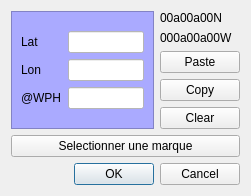
The window that src/Ui/WP_dialog.ui (nohal/qtVlm) describes before a commit, drawn with Qt 5.
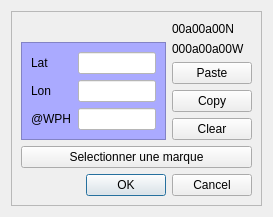
The same window after the commit.

The edit to the form file:
```diff
--- a/src/Ui/WP_dialog.ui
+++ b/src/Ui/WP_dialog.ui
@@ -6,27 +6,29 @@
    <rect>
     <x>0</x>
     <y>0</y>
-    <width>251</width>
-    <height>171</height>
+    <width>273</width>
+    <height>217</height>
    </rect>
   </property>
   <property name="windowTitle">
    <string>Mon WP</string>
   </property>
   <layout class="QGridLayout" name="gridLayout">
-   <item row="2" column="1">
-    <widget class="QPushButton" name="btn_paste">
-     <property name="font">
-      <font>
-       <weight>50</weight>
-       <bold>false</bold>
-      </font>
+   <item row="1" column="0">
+    <widget class="QScrollArea" name="scrollArea">
+     <property name="widgetResizable">
+      <bool>true</bool>
      </property>
-     <property name="text">
-      <string>Paste</string>
-     </property>
-    </widget>
-   </item>
+     <widget class="QWidget" name="scrollAreaWidgetContents">
+      <property name="geometry">
+       <rect>
+        <x>0</x>
+        <y>0</y>
+        <width>253</width>
+        <height>197</height>
+       </rect>
+      </property>
+      <layout class="QGridLayout" name="gridLayout_2">
    <item row="0" column="1">
     <widget class="QLabel" name="WP_conv_lat">
      <property name="font">
@@ -40,20 +42,7 @@
      </property>
     </widget>
    </item>
-   <item row="3" column="1">
-    <widget class="QPushButton" name="btn_paste_2">
-     <property name="font">
-      <font>
-       <weight>50</weight>
-       <bold>false</bold>
-      </font>
-     </property>
-     <property name="text">
-      <string>Copy</string>
-     </property>
-    </widget>
-   </item>
-   <item row="0" column="0" rowspan="5">
+       <item row="1" column="0" rowspan="4">
     <widget class="QFrame" name="frame_3">
      <property name="styleSheet">
       <string notr="true">background-color: rgb(170, 170, 255);</string>
@@ -116,7 +105,59 @@
      </layout>
     </widget>
    </item>
-   <item row="6" column="0" colspan="2">
+       <item row="1" column="1">
+        <widget class="QLabel" name="WP_conv_lon">
+         <property name="font">
+          <font>
+           <weight>50</weight>
+           <bold>false</bold>
+          </font>
+         </property>
+         <property name="text">
+          <string>000a00a00W</string>
+         </property>
+        </widget>
+       </item>
+       <item row="2" column="1">
+        <widget class="QPushButton" name="btn_paste">
+         <property name="font">
+          <font>
+           <weight>50</weight>
+           <bold>false</bold>
+          </font>
+         </property>
+         <property name="text">
+          <string>Paste</string>
+         </property>
+        </widget>
+       </item>
+       <item row="3" column="1">
+        <widget class="QPushButton" name="btn_paste_2">
+         <property name="font">
+          <font>
+           <weight>50</weight>
+           <bold>false</bold>
+          </font>
+         </property>
+         <property name="text">
+          <string>Copy</string>
+         </property>
+        </widget>
+       </item>
+       <item row="4" column="1">
+        <widget class="QPushButton" name="btn_clear">
+         <property name="font">
+          <font>
+           <weight>50</weight>
+           <bold>false</bold>
+          </font>
+         </property>
+         <property name="text">
+          <string>Clear</string>
+         </property>
+        </widget>
+       </item>
+       <item row="5" column="0" colspan="2">
     <widget class="QPushButton" name="btn_selectPOI">
      <property name="font">
       <font>
@@ -129,37 +170,15 @@
      </property>
     </widget>
    </item>
-   <item row="7" column="0" colspan="2">
+       <item row="6" column="0" colspan="2">
     <widget class="QDialogButtonBox" name="buttonBox">
      <property name="standardButtons">
       <set>QDialogButtonBox::Cancel|QDialogButtonBox::Ok</set>
      </property>
     </widget>
    </item>
-   <item row="4" column="1">
-    <widget class="QPushButton" name="btn_clear">
-     <property name="font">
-      <font>
-       <weight>50</weight>
-       <bold>false</bold>
-      </font>
-     </property>
-     <property name="text">
-      <string>Clear</string>
-     </property>
-    </widget>
-   </item>
-   <item row="1" column="1">
-    <widget class="QLabel" name="WP_conv_lon">
-     <property name="font">
-      <font>
-       <weight>50</weight>
-       <bold>false</bold>
-      </font>
-     </property>
-     <property name="text">
-      <string>000a00a00W</string>
-     </property>
+      </layout>
+     </widget>
     </widget>
    </item>
   </layout>
```
Lines whose indentation alone changed are shown as unchanged.
